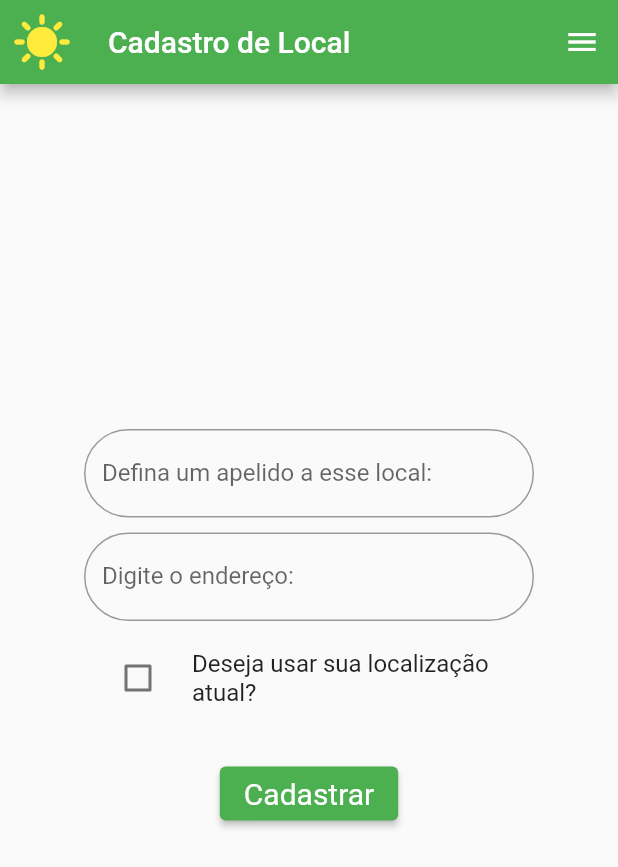
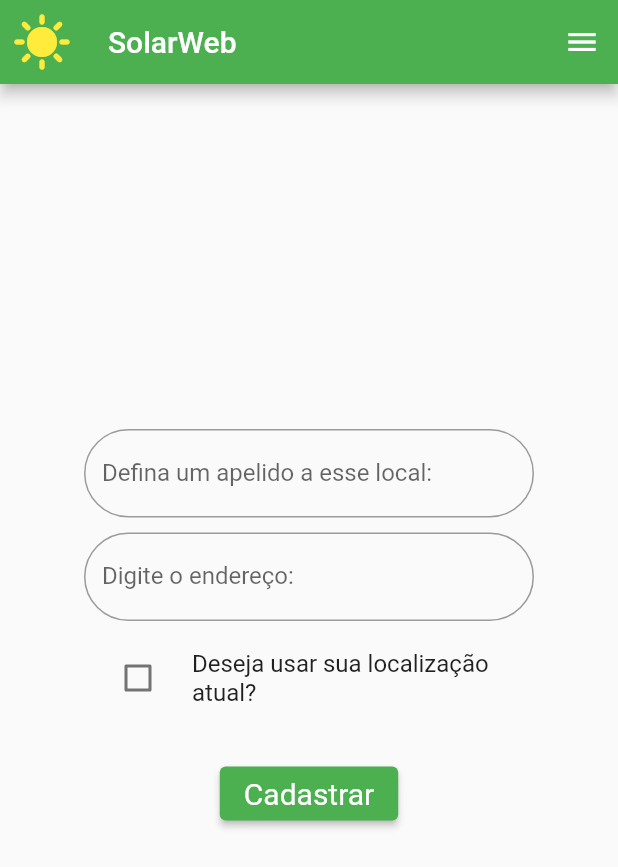
Before and after one commit to CesarVales/solarWeb, a Flutter app: the newLocale screen opened directly, on a phone screen of 412 x 824 dp. Shown: the top 867 px of the screen. Run offline on Flutter 3.47's test engine with Material 2 defaults, Android fonts, the phone set to English and light mode, and no system bars; our stand-ins replace cloud_firestore, firebase_core, geolocator, get, google_maps_flutter; missing offline and left inert: flutter_config, google_places_for_flutter, map; accounts and stored records are empty; network calls fail.

Commit message:
dbControler e inicio da list de cadastro

```diff
--- a/lib/login.dart
+++ b/lib/login.dart
@@ -17,9 +17,8 @@ class login extends StatelessWidget {
     return Scaffold(
       key: _scaffoldKey,
 
-      appBar: AppBarWidget(scaffoldKey: _scaffoldKey,
-
-      ),drawer: drawer(),
+      appBar: AppBarWidget(scaffoldKey: _scaffoldKey,)
+      ,drawer: drawer(),
       body: Container(
         key: _formKey,
         child: Column(
--- a/lib/newLocale.dart
+++ b/lib/newLocale.dart
@@ -1,5 +1,8 @@
 import 'package:flutter/cupertino.dart';
 import 'package:flutter/material.dart';
+import 'package:solar_web/dbControler.dart';
+
+import 'AppBarWidget.dart';
 
 class newLocale extends StatefulWidget {
   const newLocale({Key? key}) : super(key: key);
@@ -12,22 +15,26 @@ class _newLocale extends State<newLocale>{
   final _tEndereco = TextEditingController();
   bool myLocale = false;
   final GlobalKey<FormState> _formKey = GlobalKey<FormState>();
+  final _scaffoldKey = GlobalKey<ScaffoldState>(); // cesinha
 
   @override
   Widget build(BuildContext context) {
+
     return Scaffold(
-      appBar: AppBar(
-        title: Text('Cadastro de Local'), backgroundColor: Colors.green,
-        leading: Icon(Icons.sunny, color: Colors.yellow, size: 40,),
-        actions: [
-          IconButton(
-            icon: Icon(Icons.menu),
-            onPressed: () {
-              Scaffold.of(context).openDrawer(); // exibe o novo Drawer
-            },
-          ),
-        ],
-      ),
+      key: _scaffoldKey,//cesinha
+      // appBar: AppBar(
+      //   title: Text('Cadastro de Local'), backgroundColor: Colors.green,
+      //   leading: Icon(Icons.sunny, color: Colors.yellow, size: 40,),
+      //   actions: [
+      //     IconButton(
+      //       icon: Icon(Icons.menu),
+      //       onPressed: () {
+      //         Scaffold.of(context).openDrawer(); // exibe o novo Drawer
+      //       },
+      //     ),
+      //   ],
+      // ),
+      appBar: AppBarWidget(scaffoldKey: _scaffoldKey,),
       body: Container(
         key: _formKey,
         child: Column(
@@ -102,7 +109,10 @@ class _newLocale extends State<newLocale>{
               style: ElevatedButton.styleFrom(
                   textStyle: const TextStyle(fontSize: 20)),
               onPressed: () {
-
+                //Cesinha 12/05
+                  final apelido = _tApelido.text;
+                  final endereco = _tEndereco.text;
+                  criarLocal( latitude: 0.0, longitude: 0.0, nome: apelido);
               },
               child: Text('Cadastrar'),
             ),
--- a/pubspec.yaml
+++ b/pubspec.yaml
@@ -45,6 +45,8 @@ dependencies:
   flutter_staggered_animations: ^1.1.0
   http: any
   google_places_for_flutter: ^1.0.0
+  firebase_core: ^2.11.0
+  cloud_firestore: ^4.7.0
 
 assets:
   - assets/
```
Also changed, not shown: lib/dbControler.dart (+53 -0 lines), lib/localeList.dart (added, +34 -0 lines), lib/main.dart (+17 -5 lines), pubspec.lock, 4 other files.
